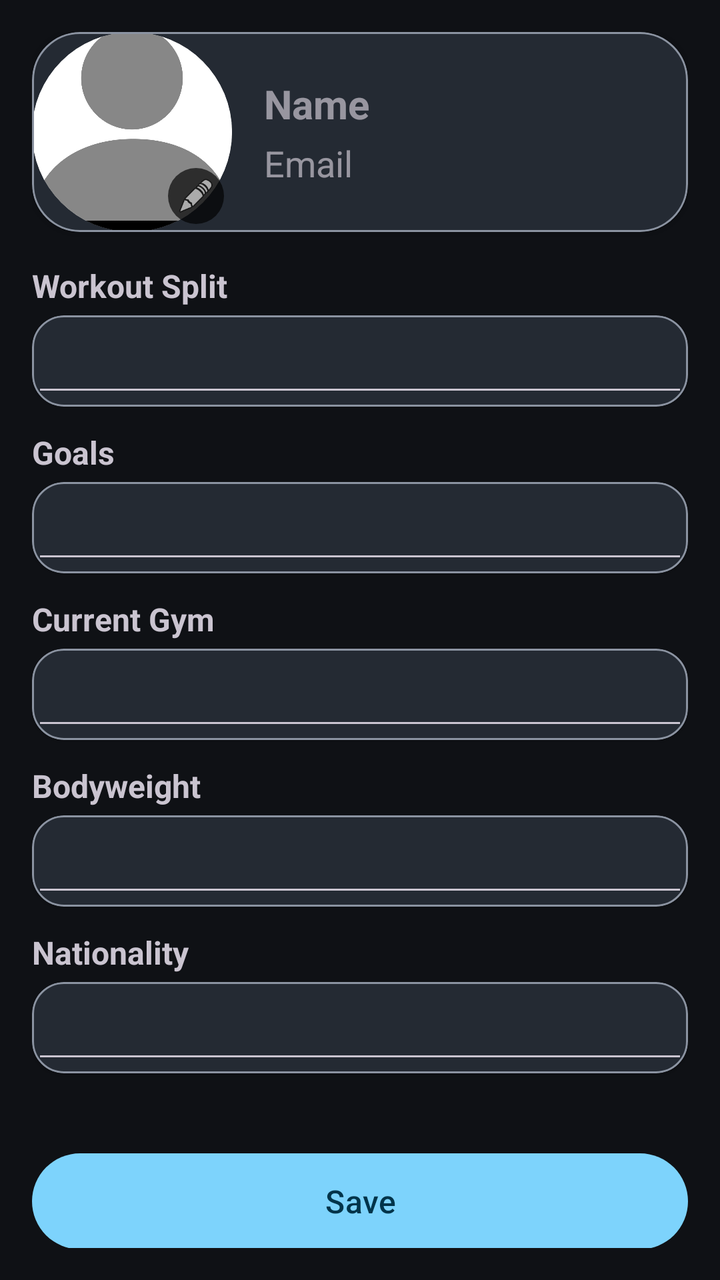
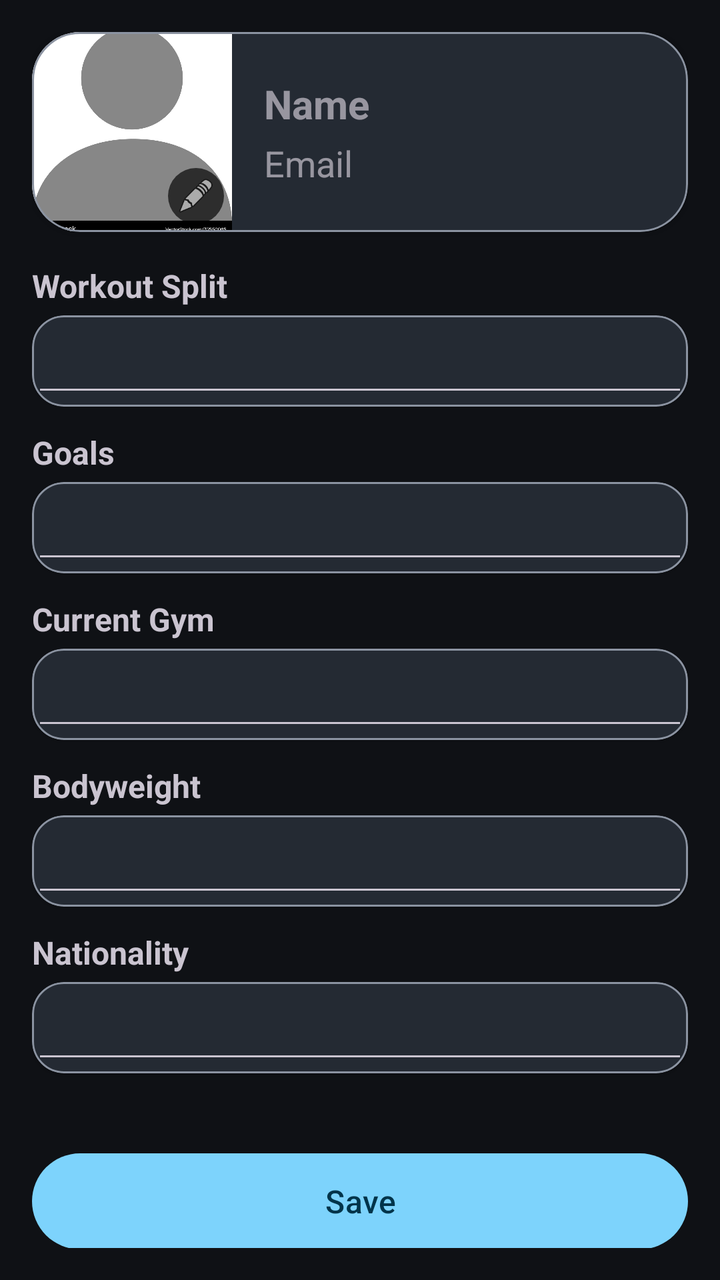

Compare the two renders of this Android layout. The source of the first and the diff that turns it into the second are given below.
<!-- AndroidManifest.xml: application theme Theme.CS4084Group3 -->
<!-- res/layout/fragment_profile.xml -->
<?xml version="1.0" encoding="utf-8"?>
<ScrollView
    xmlns:android="http://schemas.android.com/apk/res/android"
    xmlns:app="http://schemas.android.com/apk/res-auto"
    android:id="@+id/profileScrollView"
    android:layout_width="match_parent"
    android:layout_height="match_parent"
    android:fillViewport="true"
    android:padding="16dp">

    <LinearLayout
        android:layout_width="match_parent"
        android:layout_height="wrap_content"
        android:orientation="vertical">

        
        <com.google.android.material.card.MaterialCardView
            android:id="@+id/profileCard"
            android:layout_width="match_parent"
            android:layout_height="wrap_content"
            android:layout_marginBottom="16dp"
            android:padding="16dp"
            app:cardCornerRadius="24dp">

            <LinearLayout
                android:layout_width="match_parent"
                android:layout_height="wrap_content"
                android:orientation="horizontal"
                android:gravity="center_vertical">

                
                <FrameLayout
                    android:layout_width="100dp"
                    android:layout_height="100dp">

                    
                    <ImageView
                        android:id="@+id/profileImage"
                        android:layout_width="match_parent"
                        android:layout_height="match_parent"
                        android:scaleType="centerCrop"
                        android:src="@drawable/profile_placeholder"
                        android:background="@drawable/circle_mask"
                        android:clipToOutline="true"/>

                    
                    <ImageView
                        android:id="@+id/btnEditImage"
                        android:layout_width="28dp"
                        android:layout_height="28dp"
                        android:layout_gravity="bottom|end"
                        android:layout_margin="4dp"
                        android:padding="4dp"
                        android:src="@android:drawable/ic_menu_edit"
                        android:background="@drawable/circle_bg"
                        android:clickable="true"
                        android:focusable="true"/>
                </FrameLayout>

                
                <LinearLayout
                    android:layout_width="0dp"
                    android:layout_height="wrap_content"
                    android:layout_weight="1"
                    android:orientation="vertical"
                    android:paddingStart="16dp">

                    <EditText
                        android:id="@+id/inputName"
                        android:layout_width="match_parent"
                        android:layout_height="wrap_content"
                        android:autofillHints=""
                        android:hint="Name"
                        android:textSize="20sp"
                        android:textStyle="bold"
                        android:background="@android:color/transparent"/>

                    <EditText
                        android:id="@+id/inputEmail"
                        android:layout_width="match_parent"
                        android:layout_height="wrap_content"
                        android:autofillHints=""
                        android:hint="Email"
                        android:layout_marginTop="4dp"
                        android:background="@android:color/transparent" />
                </LinearLayout>

            </LinearLayout>
        </com.google.android.material.card.MaterialCardView>

        
        <TextView
            android:layout_width="wrap_content"
            android:layout_height="wrap_content"
            android:text="@string/workout_split"
            android:textStyle="bold"
            android:textSize="16sp"
            android:layout_marginBottom="4dp"/>

        <com.google.android.material.card.MaterialCardView
            android:layout_width="match_parent"
            android:layout_height="wrap_content"
            android:layout_marginBottom="12dp"
            android:padding="8dp"
            app:cardCornerRadius="16dp">

            <EditText
                android:id="@+id/inputWorkoutSplit"
                android:layout_width="match_parent"
                android:layout_height="wrap_content"
                android:textSize="16sp"
                android:padding="12dp"
                android:inputType="textMultiLine"/>
        </com.google.android.material.card.MaterialCardView>

        
        <TextView
            android:layout_width="wrap_content"
            android:layout_height="wrap_content"
            android:text="Goals"
            android:textStyle="bold"
            android:textSize="16sp"
            android:layout_marginBottom="4dp"/>

        <com.google.android.material.card.MaterialCardView
            android:layout_width="match_parent"
            android:layout_height="wrap_content"
            android:layout_marginBottom="12dp"
            android:padding="8dp"
            app:cardCornerRadius="16dp">

            <EditText
                android:id="@+id/inputGoals"
                android:layout_width="match_parent"
                android:layout_height="wrap_content"
                android:textSize="16sp"
                android:padding="12dp"
                android:inputType="textMultiLine"/>
        </com.google.android.material.card.MaterialCardView>

        
        <TextView
            android:layout_width="wrap_content"
            android:layout_height="wrap_content"
            android:text="Current Gym"
            android:textStyle="bold"
            android:textSize="16sp"
            android:layout_marginBottom="4dp"/>

        <com.google.android.material.card.MaterialCardView
            android:layout_width="match_parent"
            android:layout_height="wrap_content"
            android:layout_marginBottom="12dp"
            android:padding="8dp"
            app:cardCornerRadius="16dp">

            <EditText
                android:id="@+id/inputCurrentGym"
                android:layout_width="match_parent"
                android:layout_height="wrap_content"
                android:textSize="16sp"
                android:padding="12dp"
                android:inputType="textMultiLine"/>
        </com.google.android.material.card.MaterialCardView>

        
        <TextView
            android:layout_width="wrap_content"
            android:layout_height="wrap_content"
            android:text="Bodyweight"
            android:textStyle="bold"
            android:textSize="16sp"
            android:layout_marginBottom="4dp"/>

        <com.google.android.material.card.MaterialCardView
            android:layout_width="match_parent"
            android:layout_height="wrap_content"
            android:layout_marginBottom="12dp"
            android:padding="8dp"
            app:cardCornerRadius="16dp">

            <EditText
                android:id="@+id/inputBodyweight"
                android:layout_width="match_parent"
                android:layout_height="wrap_content"
                android:textSize="16sp"
                android:padding="12dp"
                android:inputType="textMultiLine"/>
        </com.google.android.material.card.MaterialCardView>

        
        <TextView
            android:layout_width="wrap_content"
            android:layout_height="wrap_content"
            android:text="@string/nationality"
            android:textStyle="bold"
            android:textSize="16sp"
            android:layout_marginBottom="4dp"/>

        <com.google.android.material.card.MaterialCardView
            android:layout_width="match_parent"
            android:layout_height="wrap_content"
            android:layout_marginBottom="12dp"
            android:padding="8dp"
            app:cardCornerRadius="16dp">

            <EditText
                android:id="@+id/inputNationality"
                android:layout_width="match_parent"
                android:layout_height="wrap_content"
                android:textSize="16sp"
                android:padding="12dp"
                android:inputType="textMultiLine"/>
        </com.google.android.material.card.MaterialCardView>

        
        <Button
            android:id="@+id/btnSaveProfile"
            android:layout_width="match_parent"
            android:layout_height="56dp"
            android:text="Save"
            android:textSize="16sp"
            android:layout_marginTop="24dp"/>

    </LinearLayout>
</ScrollView>
<!-- resources referenced by this layout -->
<resources>
  <!-- drawable circle_bg (drawable) -->
  <shape xmlns:android="http://schemas.android.com/apk/res/android">
      <solid android:color="#AA000000"/>
      <corners android:radius="50dp"/>
  </shape>
  <!-- drawable circle_mask (drawable) -->
  <shape xmlns:android="http://schemas.android.com/apk/res/android">
      <solid android:color="#FFFFFF"/>
      <corners android:radius="100dp"/>
  </shape>
  <!-- drawable profile_placeholder: jpg bitmap (drawable, 29800 bytes) -->
  <string name="nationality">Nationality</string>
  <string name="workout_split">Workout Split</string>
  <style name="Theme.CS4084Group3" parent="Base.Theme.CS4084Group3" />
  <style name="Base.Theme.CS4084Group3" parent="Theme.Material3.Dark.NoActionBar">
          <item name="colorPrimary">@color/md_theme_dark_primary</item>
          <item name="colorOnPrimary">@color/md_theme_dark_onPrimary</item>
          <item name="colorSecondary">@color/md_theme_dark_secondary</item>
          <item name="colorOnSecondary">@color/md_theme_dark_onSecondary</item>
          <item name="android:colorBackground">@color/md_theme_dark_background</item>
          <item name="colorSurface">@color/md_theme_dark_surface</item>
          <item name="colorOnSurface">@color/md_theme_dark_onSurface</item>
          <item name="colorSurfaceVariant">@color/md_theme_dark_surfaceVariant</item>
          <item name="colorOnSurfaceVariant">@color/md_theme_dark_onSurfaceVariant</item>
          <item name="colorOutline">@color/md_theme_dark_outline</item>
          <item name="android:statusBarColor">@android:color/transparent</item>
          <item name="android:navigationBarColor">@color/md_theme_dark_surface</item>
          <item name="android:windowLightStatusBar">false</item>
          <item name="android:windowLightNavigationBar">false</item>
          <item name="toolbarStyle">@style/Widget.CS4084Group3.TopAppBar</item>
          <item name="bottomNavigationStyle">@style/Widget.CS4084Group3.BottomNav</item>
          <item name="materialCardViewStyle">@style/Widget.CS4084Group3.Card</item>
      </style>
  <color name="md_theme_dark_primary">#7DD3FC</color>
  <color name="md_theme_dark_onPrimary">#00344A</color>
  <color name="md_theme_dark_secondary">#A7C8E8</color>
  <color name="md_theme_dark_onSecondary">#0A314D</color>
  <color name="md_theme_dark_background">#0F1115</color>
  <color name="md_theme_dark_surface">#161A20</color>
  <color name="md_theme_dark_onSurface">#E3E8EF</color>
  <color name="md_theme_dark_surfaceVariant">#242A33</color>
  <color name="md_theme_dark_onSurfaceVariant">#C1C8D3</color>
  <color name="md_theme_dark_outline">#8B93A1</color>
  <style name="Widget.CS4084Group3.TopAppBar" parent="Widget.Material3.Toolbar">
          <item name="backgroundTint">?attr/colorSurface</item>
          <item name="titleTextColor">?attr/colorOnSurface</item>
          <item name="subtitleTextColor">?attr/colorOnSurfaceVariant</item>
          <item name="elevation">0dp</item>
      </style>
  <style name="Widget.CS4084Group3.BottomNav" parent="Widget.Material3.BottomNavigationView">
          <item name="android:background">?attr/colorSurface</item>
          <item name="itemIconTint">@color/bottom_nav_item_tint</item>
          <item name="itemTextColor">@color/bottom_nav_item_tint</item>
      </style>
  <style name="Widget.CS4084Group3.Card" parent="Widget.Material3.CardView.Elevated">
          <item name="cardBackgroundColor">?attr/colorSurfaceVariant</item>
          <item name="strokeColor">?attr/colorOutline</item>
          <item name="strokeWidth">1dp</item>
      </style>
</resources>

<!-- the commit's change to res/layout/fragment_profile.xml (unified diff, before → after) -->
@@ -13,7 +13,6 @@
         android:layout_height="wrap_content"
         android:orientation="vertical">
 
-        
         <com.google.android.material.card.MaterialCardView
             android:id="@+id/profileCard"
             android:layout_width="match_parent"
@@ -28,7 +27,6 @@
                 android:orientation="horizontal"
                 android:gravity="center_vertical">
 
-                
                 <FrameLayout
                     android:layout_width="100dp"
                     android:layout_height="100dp">
@@ -40,10 +38,8 @@
                         android:layout_height="match_parent"
                         android:scaleType="centerCrop"
                         android:src="@drawable/profile_placeholder"
-                        android:background="@drawable/circle_mask"
                         android:clipToOutline="true"/>
 
-                    
                     <ImageView
                         android:id="@+id/btnEditImage"
                         android:layout_width="28dp"
@@ -88,7 +84,6 @@
             </LinearLayout>
         </com.google.android.material.card.MaterialCardView>
 
-        
         <TextView
             android:layout_width="wrap_content"
             android:layout_height="wrap_content"
@@ -113,7 +108,6 @@
                 android:inputType="textMultiLine"/>
         </com.google.android.material.card.MaterialCardView>
 
-        
         <TextView
             android:layout_width="wrap_content"
             android:layout_height="wrap_content"
@@ -138,7 +132,6 @@
                 android:inputType="textMultiLine"/>
         </com.google.android.material.card.MaterialCardView>
 
-        
         <TextView
             android:layout_width="wrap_content"
             android:layout_height="wrap_content"
@@ -163,7 +156,6 @@
                 android:inputType="textMultiLine"/>
         </com.google.android.material.card.MaterialCardView>
 
-        
         <TextView
             android:layout_width="wrap_content"
             android:layout_height="wrap_content"
@@ -188,7 +180,6 @@
                 android:inputType="textMultiLine"/>
         </com.google.android.material.card.MaterialCardView>
 
-        
         <TextView
             android:layout_width="wrap_content"
             android:layout_height="wrap_content"
@@ -213,7 +204,6 @@
                 android:inputType="textMultiLine"/>
         </com.google.android.material.card.MaterialCardView>
 
-        
         <Button
             android:id="@+id/btnSaveProfile"
             android:layout_width="match_parent"
<!-- resource entries referenced after the edit -->
@@ -4,11 +4,6 @@
   <shape xmlns:android="http://schemas.android.com/apk/res/android">
       <solid android:color="#AA000000"/>
       <corners android:radius="50dp"/>
-  </shape>
-  <!-- drawable circle_mask (drawable) -->
-  <shape xmlns:android="http://schemas.android.com/apk/res/android">
-      <solid android:color="#FFFFFF"/>
-      <corners android:radius="100dp"/>
   </shape>
   <!-- drawable profile_placeholder: jpg bitmap (drawable, 29800 bytes) -->
   <string name="nationality">Nationality</string>
